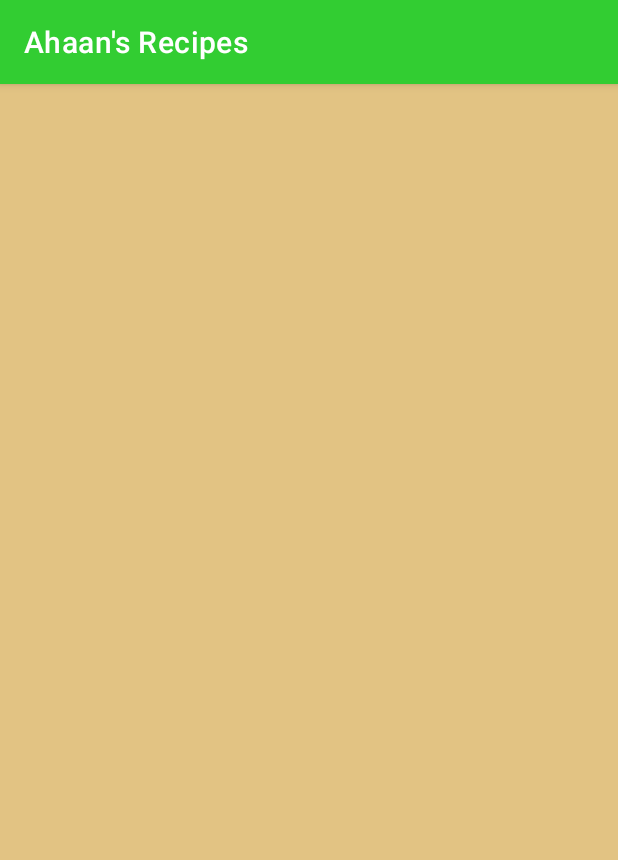
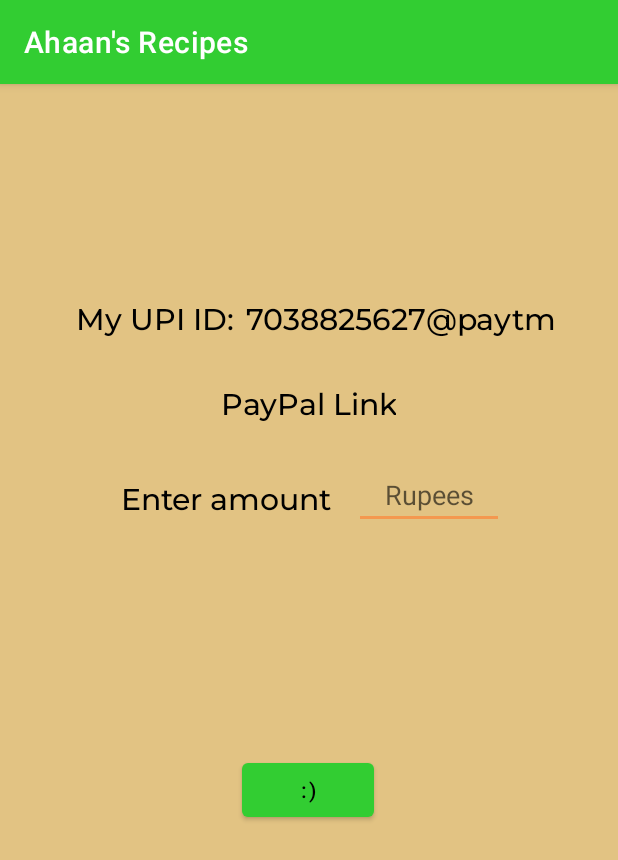
Before and after one commit to Ahaan25/RecipeAppJava, an Android app: the BuyMeACoffee screen opened directly, with no data from a screen before it, on a phone screen of 412 x 824 dp. Shown: the top 860 px of the screen. Run offline under Robolectric (Android 15) with nearby library versions, the phone set to English and light mode, and no system bars.

Commit message:
Payment links added

```diff
--- a/app/build.gradle
+++ b/app/build.gradle
@@ -32,6 +32,7 @@ android {
 
 dependencies {
 
+    implementation 'com.google.android.gms:play-services-wallet:19.1.0'
     implementation 'androidx.appcompat:appcompat:1.5.0'
     implementation 'com.google.android.material:material:1.6.1'
     implementation 'androidx.constraintlayout:constraintlayout:2.1.4'
--- a/app/src/main/AndroidManifest.xml
+++ b/app/src/main/AndroidManifest.xml
@@ -13,6 +13,9 @@
         android:supportsRtl="true"
         android:theme="@style/Theme.RecipeAppJava"
         tools:targetApi="31">
+        <meta-data
+            android:name="com.google.android.gms.wallet.api.enabled"
+            android:value="true" />
         <activity
             android:name=".BuyMeACoffee"
             android:exported="false" />
--- a/app/src/main/java/com/example/recipeappjava/BuyMeACoffee.java
+++ b/app/src/main/java/com/example/recipeappjava/BuyMeACoffee.java
@@ -2,14 +2,47 @@ package com.example.recipeappjava;
 
 import androidx.appcompat.app.AppCompatActivity;
 
+import android.content.ClipData;
+import android.content.ClipboardManager;
+import android.content.Intent;
+import android.net.Uri;
 import android.os.Bundle;
+import android.text.method.LinkMovementMethod;
+import android.view.View;
+import android.widget.TextView;
+import android.widget.Toast;
 
 public class BuyMeACoffee extends AppCompatActivity {
+
+    TextView paypal, paytm;
 
     @Override
     protected void onCreate(Bundle savedInstanceState) {
         super.onCreate(savedInstanceState);
         setContentView(R.layout.activity_buy_me_acoffee);
 
+        paypal=findViewById(R.id.textView27);
+        paypal.setOnClickListener(new View.OnClickListener() {
+            @Override
+            public void onClick(View v) {
+                Uri uri=Uri.parse("https://paypal.me/AhaanShaikh");
+                Intent intent=new Intent(Intent.ACTION_VIEW, uri);
+                startActivity(intent);
+            }
+        });
+
+        paytm=findViewById(R.id.textView28);
+        paytm.setOnClickListener(new View.OnClickListener() {
+            @Override
+            public void onClick(View v) {
+                ClipboardManager clipboard=(ClipboardManager) getSystemService(CLIPBOARD_SERVICE);
+                ClipData upi=ClipData.newPlainText("TextView", paytm.getText().toString());
+                clipboard.setPrimaryClip(upi);
+
+                Toast.makeText(BuyMeACoffee.this, "UPI ID Copied.", Toast.LENGTH_SHORT).show();
+            }
+        });
+
+
     }
 }
--- a/app/src/main/res/layout/activity_buy_me_acoffee.xml
+++ b/app/src/main/res/layout/activity_buy_me_acoffee.xml
@@ -4,7 +4,103 @@
     xmlns:tools="http://schemas.android.com/tools"
     android:layout_width="match_parent"
     android:layout_height="match_parent"
-    tools:context=".AmericanCuisine"
-    android:background="#e2c383">
+    android:background="#e2c383"
+    tools:context=".AmericanCuisine">
+
+    <TextView
+        android:id="@+id/textView28"
+        android:layout_width="wrap_content"
+        android:layout_height="25dp"
+        android:layout_marginTop="12dp"
+        android:fontFamily="@font/montserratmedium"
+        android:gravity="center"
+        android:text="7038825627@paytm"
+        android:textColor="@color/black"
+        android:textSize="20dp"
+        app:layout_constraintBottom_toBottomOf="parent"
+        app:layout_constraintEnd_toEndOf="parent"
+        app:layout_constraintHorizontal_bias="0.797"
+        app:layout_constraintStart_toStartOf="parent"
+        app:layout_constraintTop_toTopOf="parent"
+        app:layout_constraintVertical_bias="0.18" />
+
+    <TextView
+        android:id="@+id/textView25"
+        android:layout_width="wrap_content"
+        android:layout_height="25dp"
+        android:layout_marginTop="12dp"
+        android:fontFamily="@font/montserratmedium"
+        android:gravity="center"
+        android:text="My UPI ID: "
+        android:textColor="@color/black"
+        android:textSize="20dp"
+        app:layout_constraintBottom_toBottomOf="parent"
+        app:layout_constraintEnd_toEndOf="parent"
+        app:layout_constraintHorizontal_bias="0.166"
+        app:layout_constraintStart_toStartOf="parent"
+        app:layout_constraintTop_toTopOf="parent"
+        app:layout_constraintVertical_bias="0.18" />
+
+    <TextView
+        android:id="@+id/textView27"
+        android:layout_width="wrap_content"
+        android:layout_height="25dp"
+        android:layout_marginTop="12dp"
+        android:fontFamily="@font/montserratmedium"
+        android:gravity="center"
+        android:text="PayPal Link"
+        android:textColor="@color/black"
+        android:textSize="20dp"
+        app:layout_constraintBottom_toBottomOf="parent"
+        app:layout_constraintEnd_toEndOf="parent"
+        app:layout_constraintHorizontal_bias="0.498"
+        app:layout_constraintStart_toStartOf="parent"
+        app:layout_constraintTop_toTopOf="parent"
+        app:layout_constraintVertical_bias="0.257" />
+
+    <EditText
+        android:id="@+id/editTextTextPersonName2"
+        android:layout_width="100dp"
+        android:layout_height="wrap_content"
+        android:ems="10"
+        android:gravity="center"
+        android:hint="Rupees"
+        android:inputType="numberDecimal"
+        app:layout_constraintBottom_toBottomOf="parent"
+        app:layout_constraintEnd_toEndOf="parent"
+        app:layout_constraintHorizontal_bias="0.0"
+        app:layout_constraintStart_toEndOf="@+id/textView23"
+        app:layout_constraintTop_toTopOf="parent"
+        app:layout_constraintVertical_bias="0.348" />
+
+    <TextView
+        android:id="@+id/textView23"
+        android:layout_width="170dp"
+        android:layout_height="25dp"
+        android:layout_marginTop="12dp"
+        android:fontFamily="@font/montserratmedium"
+        android:gravity="center"
+        android:text="Enter amount"
+        android:textColor="@color/black"
+        android:textSize="20dp"
+        app:layout_constraintBottom_toBottomOf="parent"
+        app:layout_constraintEnd_toEndOf="parent"
+        app:layout_constraintHorizontal_bias="0.273"
+        app:layout_constraintStart_toStartOf="parent"
+        app:layout_constraintTop_toTopOf="parent"
+        app:layout_constraintVertical_bias="0.344" />
+
+    <Button
+        android:id="@+id/button2"
+        android:layout_width="wrap_content"
+        android:layout_height="wrap_content"
+        android:textColor="@color/black"
+        android:text=":)"
+        app:layout_constraintBottom_toBottomOf="parent"
+        app:layout_constraintEnd_toEndOf="parent"
+        app:layout_constraintHorizontal_bias="0.498"
+        app:layout_constraintStart_toStartOf="parent"
+        app:layout_constraintTop_toTopOf="parent"
+        app:layout_constraintVertical_bias="0.62" />
 
 </androidx.constraintlayout.widget.ConstraintLayout>
```
Also changed, not shown: app/src/main/res/drawable-v24/upiqr.jpeg (added).
